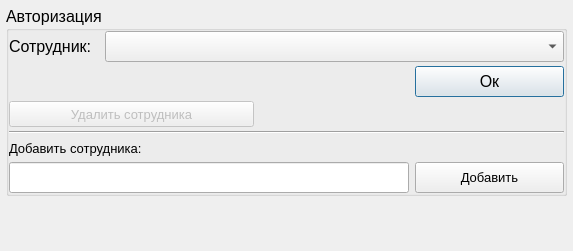
Before: the Qt Designer form startdialog.ui in YakSid/KDC_RSREU, drawn with Qt 5.
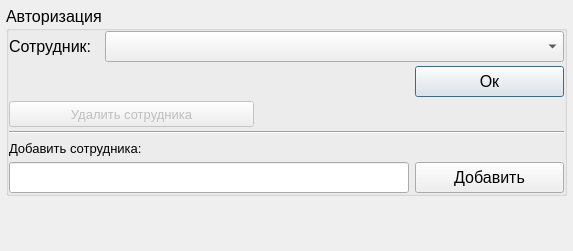
After: the same form once the commit is applied. Icons and pictures are not drawn.

```diff
--- a/startdialog.ui
+++ b/startdialog.ui
@@ -246,7 +246,7 @@
             </property>
             <property name="font">
              <font>
-              <pointsize>10</pointsize>
+              <pointsize>12</pointsize>
              </font>
             </property>
             <property name="text">
```
